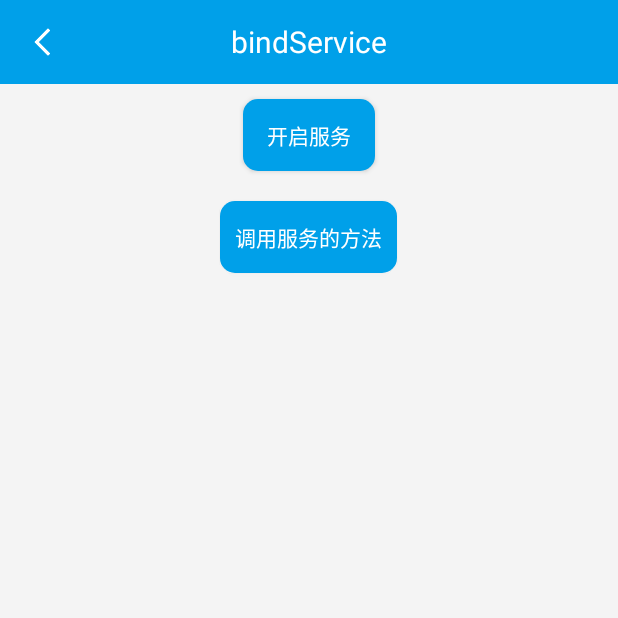
After one commit to I494941/MyDemo, an Android app: the ServiceActivity screen opened directly, with no data from a screen before it, on a phone screen of 412 x 824 dp, the top half of it. The commit adds this screen. Run offline under Robolectric (Android 15) with nearby library versions, the phone set to English and light mode, and no system bars; our stand-ins replace ButterKnife; libraries missing offline, so code that uses them is left out: com.readystatesoftware.systembartint.

Commit message:
bindService

```diff
--- a/app/src/main/AndroidManifest.xml
+++ b/app/src/main/AndroidManifest.xml
@@ -172,5 +172,11 @@
         <activity
             android:name=".activitys.recyclerViewActivity.RecyclerViewActivity"
             android:screenOrientation="portrait" />
+        <!--Service-->
+        <activity
+            android:name=".activitys.serviceActivity.ServiceActivity"
+            android:screenOrientation="portrait" />
+        <service android:name=".activitys.serviceActivity.MyService"/>
+
     </application>
 </manifest>
--- a/app/src/main/java/com/example/a94941/mydemo/MainActivity.java
+++ b/app/src/main/java/com/example/a94941/mydemo/MainActivity.java
@@ -15,6 +15,7 @@ import com.example.a94941.mydemo.activitys.dropDownMenu.DropDownMenuActivity;
 import com.example.a94941.mydemo.activitys.fourLevelLinkage.FourLevelLinkageActivity;
 import com.example.a94941.mydemo.activitys.myView.MyViewActivity;
 import com.example.a94941.mydemo.activitys.recyclerViewActivity.RecyclerViewActivity;
+import com.example.a94941.mydemo.activitys.serviceActivity.ServiceActivity;
 import com.example.a94941.mydemo.activitys.spinnerDemo.SpinnerActivity;
 import com.example.a94941.mydemo.activitys.superTextView.SuperTextViewActivity;
 import com.example.a94941.mydemo.activitys.superTextViewDemo.SuperTextViewDemoActivity;
@@ -112,6 +113,10 @@ public class MainActivity extends BaseToolbarActivity {
         readyGo(RecyclerViewActivity.class);
     }
 
+    public void goServiceActivity(View view) {
+        readyGo(ServiceActivity.class);
+    }
+
     private void initXG() {
         XGPushConfig.enableDebug(this, true);
 
--- /dev/null
+++ b/app/src/main/java/com/example/a94941/mydemo/activitys/serviceActivity/IMyBinder.java
@@ -0,0 +1,12 @@
+package com.example.a94941.mydemo.activitys.serviceActivity;
+
+/**
+ * @创建者 94941
+ * @创建时间 2018/3/20
+ * @描述 ${TODO}
+ */
+public  interface IMyBinder {
+
+    void invokeMethodInMyService();
+
+}
--- /dev/null
+++ b/app/src/main/java/com/example/a94941/mydemo/activitys/serviceActivity/ServiceActivity.java
@@ -0,0 +1,60 @@
+package com.example.a94941.mydemo.activitys.serviceActivity;
+
+import android.content.ComponentName;
+import android.content.Intent;
+import android.content.ServiceConnection;
+import android.os.IBinder;
+import android.view.View;
+
+import com.example.a94941.mydemo.R;
+import com.example.a94941.mydemo.base.BaseToolbarActivity;
+
+/**
+ * @创建者 94941
+ * @创建时间 2018/3/20
+ * @描述 ${TODO}
+ */
+public class ServiceActivity extends BaseToolbarActivity {
+
+    private MyConn    conn;
+    private Intent    intent;
+    private IMyBinder myBinder;
+
+    @Override
+    protected int getContentViewLayoutID() {
+        return R.layout.activity_service;
+    }
+
+    @Override
+    protected void initViewsAndEvents() {
+        mTvTitle.setText("bindService");
+
+    }
+
+    //开启服务按钮的点击事件
+    public void start(View view) {
+        intent = new Intent(this, MyService.class);
+        conn = new MyConn();
+        //绑定服务，
+        // 第一个参数是intent对象，表面开启的服务。
+        // 第二个参数是绑定服务的监听器
+        // 第三个参数一般为BIND_AUTO_CREATE常量，表示自动创建bind
+        bindService(intent, conn, BIND_AUTO_CREATE);
+    } //调用服务方法按钮的点击事件
+
+    public void invoke(View view) {
+        myBinder.invokeMethodInMyService();
+    }
+
+    private class MyConn implements ServiceConnection {
+        @Override
+        public void onServiceConnected(ComponentName componentName, IBinder iBinder) {
+            //iBinder为服务里面onBind()方法返回的对象，所以可以强转为IMyBinder类型
+            myBinder = (IMyBinder) iBinder;
+        }
+
+        @Override
+        public void onServiceDisconnected(ComponentName componentName) {
+        }
+    }
+}
--- /dev/null
+++ b/app/src/main/res/layout/activity_service.xml
@@ -0,0 +1,45 @@
+<?xml version="1.0" encoding="utf-8"?>
+<LinearLayout xmlns:android="http://schemas.android.com/apk/res/android"
+    xmlns:app="http://schemas.android.com/apk/res-auto"
+    android:layout_width="match_parent"
+    android:layout_height="match_parent"
+    android:background="@color/bg_color"
+    android:fitsSystemWindows="true"
+    android:orientation="vertical">
+
+    <android.support.design.widget.AppBarLayout
+        android:id="@+id/action_bar"
+        android:layout_width="match_parent"
+        android:layout_height="wrap_content"
+        app:elevation="0dp">
+
+        <include
+            layout="@layout/common_toolbar"
+            android:layout_width="match_parent"
+            android:layout_height="wrap_content" />
+    </android.support.design.widget.AppBarLayout>
+
+    <Button
+        android:layout_width="wrap_content"
+        android:layout_height="wrap_content"
+        android:layout_gravity="center"
+        android:layout_margin="10dp"
+        android:background="@drawable/shape_btn_bg"
+        android:onClick="start"
+        android:padding="10dp"
+        android:text="开启服务"
+        android:textAllCaps="false"
+        android:textColor="@color/white" />
+
+    <Button
+        android:layout_width="wrap_content"
+        android:layout_height="wrap_content"
+        android:layout_gravity="center"
+        android:layout_margin="10dp"
+        android:background="@drawable/shape_btn_bg"
+        android:onClick="invoke"
+        android:padding="10dp"
+        android:text="调用服务的方法"
+        android:textAllCaps="false"
+        android:textColor="@color/white" />
+</LinearLayout>
```
Also changed, not shown: app/src/main/java/com/example/a94941/mydemo/activitys/serviceActivity/MyService.java (added, +36 -0 lines), app/src/main/res/layout/activity_main.xml (+11 -0 lines).
